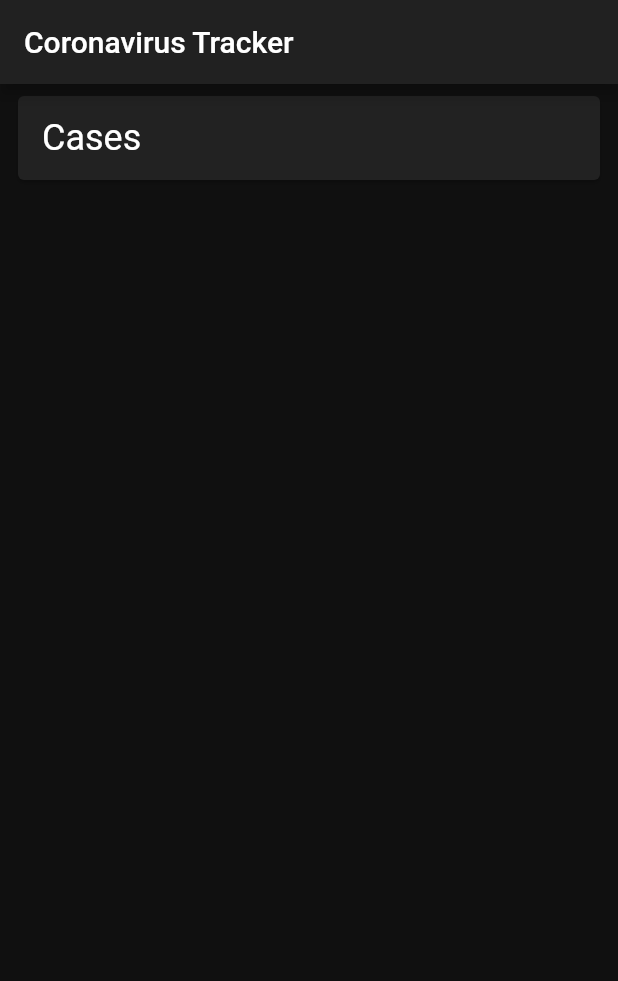
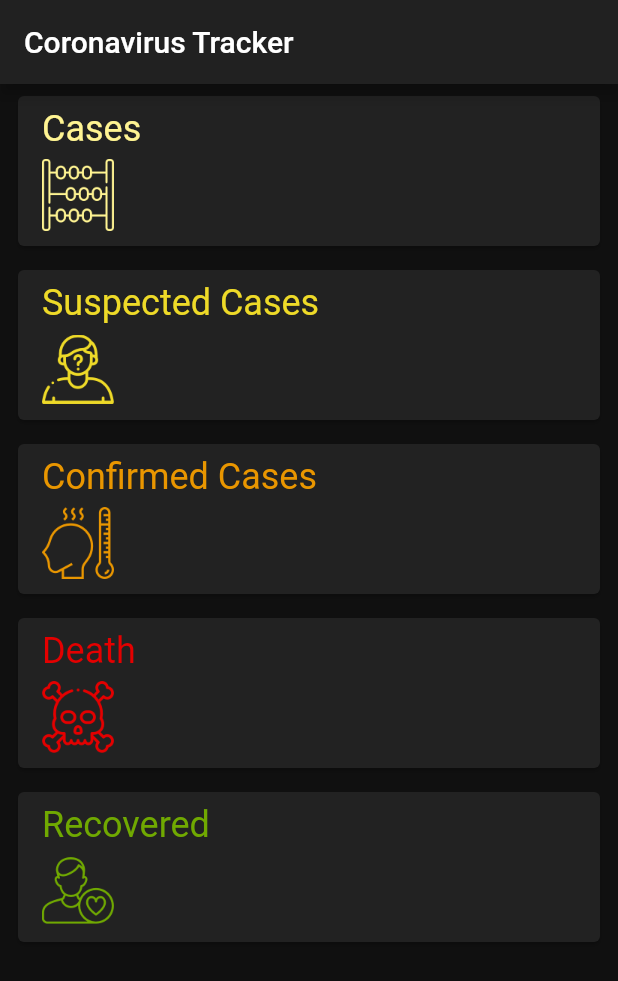
Before and after one commit to kayzkenny/coronavirus_rest_api_flutter_course, a Flutter app: the screen it shows after launch, on a phone screen of 412 x 824 dp. Shown: the top 981 px of the screen. Run offline on Flutter 3.47's test engine with Material 2 defaults, Android fonts, the phone set to English and light mode, and no system bars; network calls fail.

Commit message:
create endpoints_data.dart

```diff
--- /dev/null
+++ b/lib/app/repositories/endpoints_data.dart
@@ -0,0 +1,16 @@
+import 'package:coronavirus_rest_api_flutter_course/app/services/api.dart';
+import 'package:flutter/foundation.dart';
+
+class EndpointsData {
+  EndpointsData({@required this.values});
+  final Map<Endpoint, int> values;
+  int get cases => values[Endpoint.cases];
+  int get casesSuspected => values[Endpoint.casesSuspected];
+  int get casesConfirmed => values[Endpoint.casesConfirmed];
+  int get deaths => values[Endpoint.deaths];
+  int get recovered => values[Endpoint.recovered];
+
+  @override
+  String toString() =>
+      'cases: $cases, suspected: $casesSuspected, confirmed: $casesConfirmed, deaths: $deaths, recovered: $recovered';
+}
--- a/lib/app/ui/dashboard.dart
+++ b/lib/app/ui/dashboard.dart
@@ -1,4 +1,5 @@
 import 'package:coronavirus_rest_api_flutter_course/app/repositories/data_repository.dart';
+import 'package:coronavirus_rest_api_flutter_course/app/repositories/endpoints_data.dart';
 import 'package:coronavirus_rest_api_flutter_course/app/services/api.dart';
 import 'package:coronavirus_rest_api_flutter_course/app/ui/endpoint_card.dart';
 import 'package:flutter/material.dart';
@@ -10,13 +11,13 @@ class Dashboard extends StatefulWidget {
 }
 
 class _DashboardState extends State<Dashboard> {
-  int _cases;
+  EndpointsData _endpointsData;
 
   Future<void> _updateData() async {
     final dataRepository = Provider.of<DataRepository>(context, listen: false);
-    final cases = await dataRepository.getEndpointData(Endpoint.cases);
+    final endpointsData = await dataRepository.getAllEndpointsData();
 
-    setState(() => _cases = cases);
+    setState(() => _endpointsData = endpointsData);
   }
 
   @override
@@ -35,10 +36,13 @@ class _DashboardState extends State<Dashboard> {
         onRefresh: _updateData,
         child: ListView(
           children: <Widget>[
-            EndpointCard(
-              endpoint: Endpoint.cases,
-              value: _cases,
-            )
+            for (var endpoint in Endpoint.values)
+              EndpointCard(
+                endpoint: endpoint,
+                value: _endpointsData != null
+                    ? _endpointsData.values[endpoint]
+                    : null,
+              )
           ],
         ),
       ),
--- a/lib/app/ui/endpoint_card.dart
+++ b/lib/app/ui/endpoint_card.dart
@@ -1,5 +1,12 @@
 import 'package:coronavirus_rest_api_flutter_course/app/services/api.dart';
 import 'package:flutter/material.dart';
+
+class EndpointCardData {
+  EndpointCardData(this.title, this.assetName, this.color);
+  final String title;
+  final String assetName;
+  final Color color;
+}
 
 class EndpointCard extends StatelessWidget {
   final Endpoint endpoint;
@@ -7,23 +14,70 @@ class EndpointCard extends StatelessWidget {
 
   const EndpointCard({Key key, this.endpoint, this.value}) : super(key: key);
 
+  static Map<Endpoint, EndpointCardData> _cardsData = {
+    Endpoint.cases: EndpointCardData(
+      'Cases',
+      'assets/count.png',
+      Color(0xFFFFF492),
+    ),
+    Endpoint.casesSuspected: EndpointCardData(
+      'Suspected Cases',
+      'assets/suspect.png',
+      Color(0xFFEEDA28),
+    ),
+    Endpoint.casesConfirmed: EndpointCardData(
+      'Confirmed Cases',
+      'assets/fever.png',
+      Color(0xFFE99600),
+    ),
+    Endpoint.deaths: EndpointCardData(
+      'Death',
+      'assets/death.png',
+      Color(0xFFE40000),
+    ),
+    Endpoint.recovered: EndpointCardData(
+      'Recovered',
+      'assets/patient.png',
+      Color(0xFF70A901),
+    ),
+  };
+
   @override
   Widget build(BuildContext context) {
+    final cardData = _cardsData[endpoint];
     return Padding(
       padding: const EdgeInsets.symmetric(horizontal: 8.0, vertical: 4.0),
       child: Card(
         child: Padding(
           padding: const EdgeInsets.symmetric(horizontal: 16.0, vertical: 8.0),
-          child: Row(
-            mainAxisAlignment: MainAxisAlignment.spaceBetween,
+          child: Column(
+            crossAxisAlignment: CrossAxisAlignment.start,
             children: [
               Text(
-                'Cases',
-                style: Theme.of(context).textTheme.headline5,
+                cardData.title,
+                style: Theme.of(context).textTheme.headline5.copyWith(
+                      color: cardData.color,
+                    ),
               ),
-              Text(
-                value != null ? value.toString() : '',
-                style: Theme.of(context).textTheme.headline4,
+              SizedBox(height: 4.0),
+              SizedBox(
+                height: 52.0,
+                child: Row(
+                  mainAxisAlignment: MainAxisAlignment.spaceBetween,
+                  children: [
+                    Image.asset(
+                      cardData.assetName,
+                      color: cardData.color,
+                    ),
+                    Text(
+                      value != null ? value.toString() : '',
+                      style: Theme.of(context).textTheme.headline5.copyWith(
+                            color: cardData.color,
+                            fontWeight: FontWeight.w500,
+                          ),
+                    ),
+                  ],
+                ),
               ),
             ],
           ),
--- a/pubspec.yaml
+++ b/pubspec.yaml
@@ -44,9 +44,8 @@ flutter:
   # the material Icons class.
   uses-material-design: true
   # To add assets to your application, add an assets section, like this:
-  # assets:
-  #   - images/a_dot_burr.jpeg
-  #   - images/a_dot_ham.jpeg
+  assets:
+    - assets/
   # An image asset can refer to one or more resolution-specific "variants", see
   # https://flutter.dev/assets-and-images/#resolution-aware.
   # For details regarding adding assets from package dependencies, see
```
Also changed, not shown: lib/app/repositories/data_repository.dart (+53 -9 lines), assets/2.0x/count.png (added), assets/2.0x/death.png (added), assets/2.0x/fever.png (added), assets/2.0x/patient.png (added), assets/2.0x/suspect.png (added), assets/3.0x/count.png (added), assets/3.0x/death.png (added), assets/3.0x/fever.png (added), assets/3.0x/patient.png (added), assets/3.0x/suspect.png (added), assets/count.png (added), assets/death.png (added), assets/fever.png (added), 2 more files.
